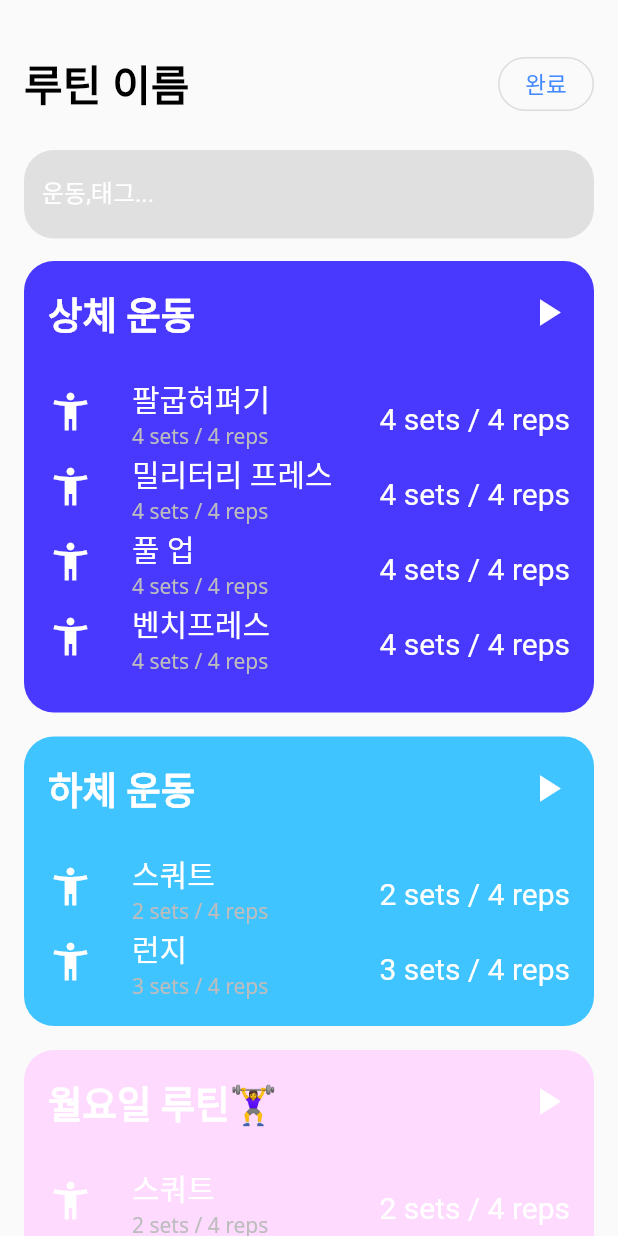
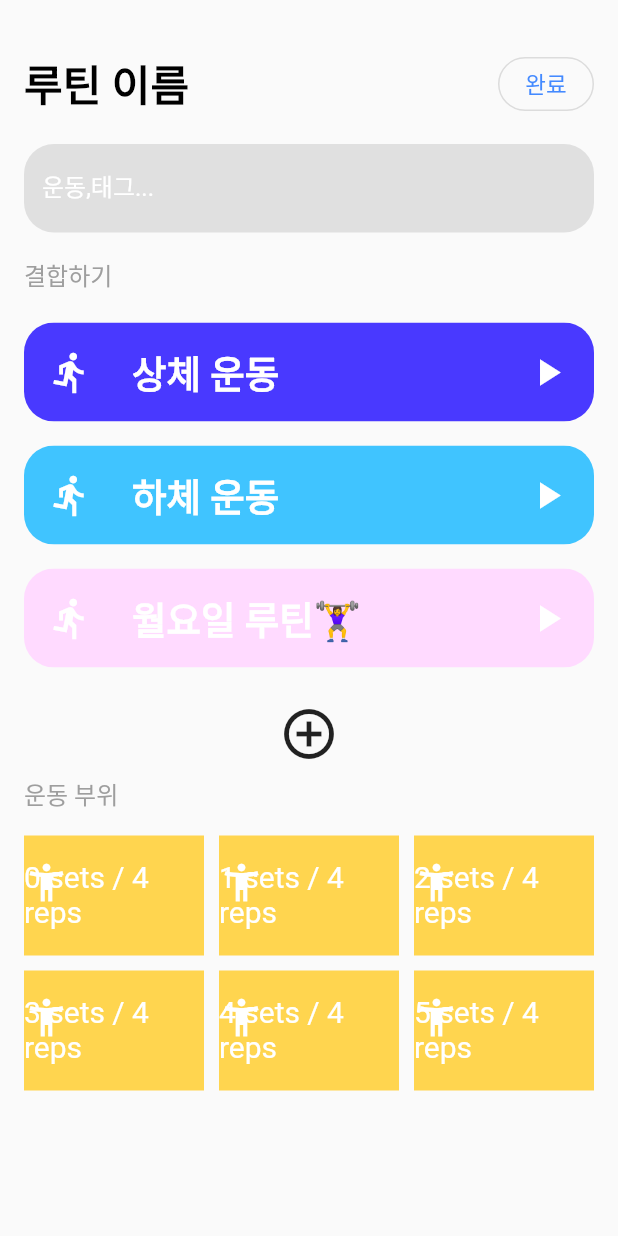
Before and after one commit to hr-stufeed/roufit, a Flutter app: the screen it shows after launch, after a tap on the "add circle outline" icon, on a phone screen of 412 x 824 dp. Run offline on Flutter 3.47's test engine with Material 2 defaults, Android fonts, the phone set to English and light mode, and no system bars.

Commit message:
Add workout list page , workout add page

```diff
--- a/lib/data/constants.dart
+++ b/lib/data/constants.dart
@@ -1,6 +1,11 @@
 import 'package:flutter/material.dart';
 
 const kPageHorizontalPadding = EdgeInsets.fromLTRB(16.0, 32.0, 16.0, 0.0);
+const kPageTitleStyle = TextStyle(
+  fontSize: 28.0,
+  fontWeight: FontWeight.bold,
+  color: Colors.black,
+);
 const kRoutineTitleStyle = TextStyle(
   fontSize: 25.0,
   fontWeight: FontWeight.bold,
@@ -16,3 +21,21 @@ const kOutlinedButtonStyle = TextStyle(
   fontWeight: FontWeight.normal,
   color: Colors.blueAccent,
 );
+final kBorderRadius = BorderRadius.circular(20.0);
+final kTextField = TextField(
+  decoration: InputDecoration(
+    border: OutlineInputBorder(
+      borderRadius: kBorderRadius,
+    ),
+    enabledBorder: OutlineInputBorder(
+      borderRadius: kBorderRadius,
+      borderSide: BorderSide(style: BorderStyle.none),
+    ),
+    labelText: '운동,태그...',
+    labelStyle: TextStyle(
+      color: Colors.white,
+    ),
+    fillColor: Colors.grey[300],
+    filled: true,
+  ),
+);
--- a/lib/main.dart
+++ b/lib/main.dart
@@ -1,6 +1,8 @@
 import 'package:flutter/material.dart';
-import 'package:hr_app/scenes/routine_create.dart';
+import 'package:hr_app/scenes/routine_create_page.dart';
+import 'package:hr_app/scenes/workout_page.dart';
 import 'scenes/routine_page.dart';
+import 'scenes/workout_add_page.dart';
 
 void main() {
   runApp(MyApp());
@@ -14,6 +16,8 @@ class MyApp extends StatelessWidget {
       routes: {
         'Routine_page': (context) => RoutinePage(),
         'Routine_create_page': (context) => RoutineCreatePage(),
+        'Workout_add_page': (context) => WorkoutAddPage(),
+        'Workout_page': (context) => WorkoutPage(),
       },
       theme: ThemeData(fontFamily: 'NotoSans'),
     );
--- a/lib/scenes/routine_create.dart
+++ b/lib/scenes/routine_create_page.dart
@@ -27,15 +27,7 @@ class RoutineCreatePage extends StatelessWidget {
                 Row(
                   mainAxisAlignment: MainAxisAlignment.spaceBetween,
                   children: [
-                    Text(
-                      '루틴 이름',
-                      style: TextStyle(
-                        fontSize: 28.0,
-                        fontFamily: 'NotoSans',
-                        fontWeight: FontWeight.bold,
-                        color: Colors.black,
-                      ),
-                    ),
+                    Text('루틴 이름', style: kPageTitleStyle),
                     OutlinedButton(
                       child: Text(
                         '완료',
@@ -43,35 +35,31 @@ class RoutineCreatePage extends StatelessWidget {
                       ),
                       style: OutlinedButton.styleFrom(
                         shape: RoundedRectangleBorder(
-                          borderRadius: BorderRadius.circular(18.0),
+                          borderRadius: kBorderRadius,
                         ),
                       ),
                       onPressed: () => Navigator.pop(context),
-                    )
+                    ),
                   ],
                 ),
                 SizedBox(
-                  height: 20,
+                  height: 16,
                 ),
-                TextField(
-                  decoration: InputDecoration(
-                    border: OutlineInputBorder(
-                      borderRadius: BorderRadius.circular(20.0),
-                    ),
-                    enabledBorder: OutlineInputBorder(
-                      borderRadius: BorderRadius.circular(20.0),
-                      borderSide: BorderSide(style: BorderStyle.none),
-                    ),
-                    labelText: '운동,태그...',
-                    labelStyle: TextStyle(
-                      color: Colors.white,
-                    ),
-                    fillColor: Colors.grey[300],
-                    filled: true,
+
+                kTextField, // 검색창
+                SizedBox(
+                  height: 16,
+                ),
+                Text(
+                  '결합하기',
+                  style: TextStyle(
+                    fontSize: 16.0,
+                    fontWeight: FontWeight.normal,
+                    color: Colors.grey,
                   ),
                 ),
                 SizedBox(
-                  height: 15,
+                  height: 20,
                 ),
                 Expanded(
                   child: ListView(
@@ -94,6 +82,39 @@ class RoutineCreatePage extends StatelessWidget {
                         color: Color(0xFFffdaff),
                       ),
                       SizedBox(height: 16.0),
+                      IconButton(
+                        icon: Icon(Icons.add_circle_outline),
+                        iconSize: 40.0,
+                        onPressed: () =>
+                            Navigator.pushNamed(context, 'Workout_add_page'),
+                      ),
+                      Text(
+                        '운동 부위',
+                        style: TextStyle(
+                          fontSize: 16.0,
+                          fontWeight: FontWeight.normal,
+                          color: Colors.grey,
+                        ),
+                      ),
+                      SizedBox(height: 16.0),
+                      Container(
+                        child: GridView.builder(
+                          shrinkWrap: true,
+                          gridDelegate:
+                              SliverGridDelegateWithFixedCrossAxisCount(
+                            crossAxisCount: 3,
+                            childAspectRatio: 3 / 2,
+                            mainAxisSpacing: 10,
+                            crossAxisSpacing: 10,
+                          ),
+                          itemCount: 6,
+                          itemBuilder: (context, index) => Workout(
+                            name: 'hello',
+                            setNumber: index,
+                            color: Colors.amber[300],
+                          ),
+                        ),
+                      ),
                     ],
                   ),
                 ),
@@ -105,3 +126,7 @@ class RoutineCreatePage extends StatelessWidget {
     );
   }
 }
+// Workout(
+//                             name: 'hello',
+//                             setNumber: index,
+//                           ),
--- a/lib/scenes/routine_page.dart
+++ b/lib/scenes/routine_page.dart
@@ -2,7 +2,7 @@ import 'package:flutter/material.dart';
 import 'package:hr_app/data/constants.dart';
 import 'package:hr_app/widgets/routine.dart';
 import 'package:hr_app/widgets/workout.dart';
-import 'routine_create.dart';
+import 'routine_create_page.dart';
 
 class RoutinePage extends StatelessWidget {
   final List<Workout> workoutList = [
@@ -15,9 +15,11 @@ class RoutinePage extends StatelessWidget {
     Workout(name: '스쿼트', setNumber: 2),
     Workout(name: '런지', setNumber: 3),
   ];
+  final List<int> nn = [0, 1, 2];
   @override
   Widget build(BuildContext context) {
-    return MaterialApp(
+    return Scaffold(
+      body: MaterialApp(
         home: SafeArea(
           child: Material(
             child: Padding(
@@ -28,21 +30,12 @@ class RoutinePage extends StatelessWidget {
                   Row(
                     mainAxisAlignment: MainAxisAlignment.spaceBetween,
                     children: [
-                    Text(
-                      'Routine List',
-                      style: TextStyle(
-                        fontSize: 28.0,
-                        fontFamily: 'NotoSans',
-                        fontWeight: FontWeight.bold,
-                        color: Colors.black,
-                      ),
-                    ),
+                      Text('Routine List', style: kPageTitleStyle),
                       IconButton(
                         icon: Icon(Icons.add_circle_outline),
                         iconSize: 40.0,
-                      onPressed: () {
-                        Navigator.pushNamed(context, 'Routine_create_page');
-                      },
+                        onPressed: () =>
+                            Navigator.pushNamed(context, 'Routine_create_page'),
                       ),
                     ],
                   ),
@@ -53,7 +46,6 @@ class RoutinePage extends StatelessWidget {
                     '생성된 루틴',
                     style: TextStyle(
                       fontSize: 16.0,
-                    fontFamily: 'NotoSans',
                       fontWeight: FontWeight.normal,
                       color: Colors.grey,
                     ),
@@ -85,7 +77,14 @@ class RoutinePage extends StatelessWidget {
                       ],
                     ),
                   ),
+                  IconButton(
+                    icon: Icon(Icons.add_circle_outline),
+                    iconSize: 40.0,
+                    onPressed: () =>
+                        Navigator.pushNamed(context, 'Workout_page'),
+                  ),
                 ],
+              ),
             ),
           ),
         ),
--- a/lib/widgets/routine.dart
+++ b/lib/widgets/routine.dart
@@ -10,32 +10,35 @@ class Routine extends StatelessWidget {
 
   @override
   Widget build(BuildContext context) {
-    return Container(
-      padding: EdgeInsets.all(16.0),
-      decoration: BoxDecoration(
-        color: color,
-        borderRadius: BorderRadius.all(
-          Radius.circular(20.0),
+    return ClipRRect(
+      borderRadius: kBorderRadius,
+      child: Theme(
+        data: ThemeData(
+          accentColor: color,
         ),
+        child: ExpansionTile(
+          leading: Icon(
+            Icons.directions_run,
+            size: 30.0,
+            color: Colors.white,
           ),
-      child: Column(
-        crossAxisAlignment: CrossAxisAlignment.start,
-        children: [
-          Row(
-            mainAxisAlignment: MainAxisAlignment.spaceBetween,
-            children: [
-              Text(
+          title: Text(
             name,
             style: kRoutineTitleStyle,
           ),
-              Icon(
+          backgroundColor: color,
+          collapsedBackgroundColor: color,
+          tilePadding: EdgeInsets.symmetric(vertical: 4.0, horizontal: 16.0),
+          childrenPadding: EdgeInsets.symmetric(horizontal: 16.0),
+          trailing: Icon(
             Icons.play_arrow,
             size: 30.0,
             color: Colors.white,
           ),
-            ],
-          ),
-          SizedBox(height: 16.0),
+          children: [
+            Column(
+              crossAxisAlignment: CrossAxisAlignment.start,
+              children: [
                 Container(
                   height: workoutList.length * 54.0,
                   child: ListView.builder(
@@ -49,6 +52,9 @@ class Routine extends StatelessWidget {
                 ),
               ],
             ),
+          ],
+        ),
+      ),
     );
   }
 }
--- a/lib/widgets/workout.dart
+++ b/lib/widgets/workout.dart
@@ -4,12 +4,14 @@ import 'package:hr_app/data/constants.dart';
 class Workout extends StatelessWidget {
   final String name;
   final int setNumber;
+  final Color color;
 
-  Workout({this.name, this.setNumber = 0});
+  Workout({this.name, this.setNumber = 0, this.color = Colors.transparent});
 
   @override
   Widget build(BuildContext context) {
     return ListTile(
+      tileColor: color,
       contentPadding: EdgeInsets.symmetric(vertical: 0),
       leading: Icon(
         Icons.accessibility_new,
@@ -23,7 +25,6 @@ class Workout extends StatelessWidget {
       subtitle: Text('$setNumber sets / 4 reps',
           style: TextStyle(
             color: Colors.grey[400],
-            fontFamily: 'NotoSans',
           )),
       trailing: Text(
         '$setNumber sets / 4 reps',
```
Also changed, not shown: lib/scenes/workout_add_page.dart (added, +86 -0 lines), lib/scenes/workout_page.dart (added, +82 -0 lines). Lines whose indentation alone changed are shown as unchanged.
